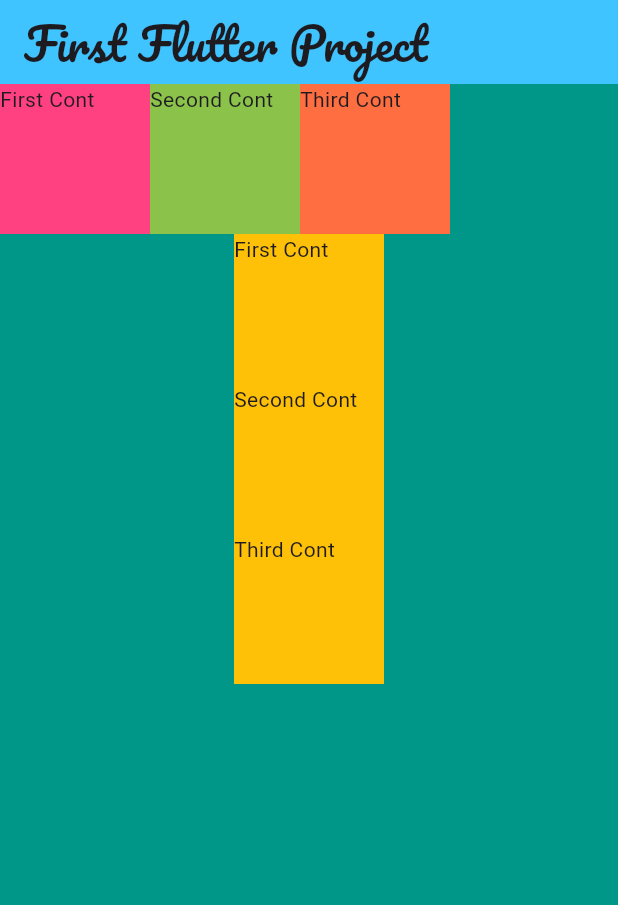
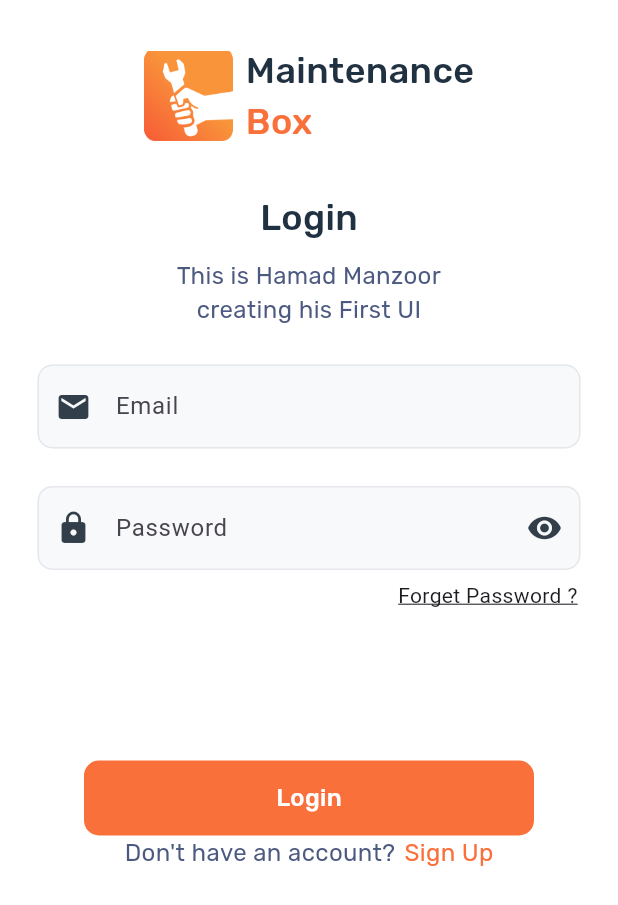
Before and after one commit to hamad112002/First_UI, a Flutter app: the screen it shows after launch, on a phone screen of 412 x 824 dp. Shown: the top 905 px of the screen. Run offline on Flutter 3.47's test engine with Material 3 defaults, Android fonts, the phone set to English and light mode, and no system bars.

Commit message:
first UI

```diff
--- a/analysis_options.yaml
+++ b/analysis_options.yaml
@@ -23,6 +23,6 @@ linter:
   rules:
     # avoid_print: false  # Uncomment to disable the `avoid_print` rule
     # prefer_single_quotes: true  # Uncomment to enable the `prefer_single_quotes` rule
-
+    prefer_const_constructors: false
 # Additional information about this file can be found at
 # https://dart.dev/guides/language/analysis-options
--- a/lib/main.dart
+++ b/lib/main.dart
@@ -1,70 +1,182 @@
 import 'package:flutter/material.dart';
 
 void main() {
-  runApp(MyApp());
+  runApp(const MyApp());
 }
 
 class MyApp extends StatelessWidget {
-  const MyApp({super.key});
+  const MyApp({Key? key}) : super(key: key);
 
+  // This widget is the root of your application.
   @override
   Widget build(BuildContext context) {
-    print('Hello world');
-    return MaterialApp(
+    return  MaterialApp(
+      debugShowCheckedModeBanner: false,
       home: Scaffold(
-        backgroundColor: Colors.teal,
-        appBar: AppBar(
-          backgroundColor: Colors.lightBlueAccent,
-          title:const Text("First Flutter Project ",style: TextStyle(fontSize: 30,fontFamily: 'Pacifo'),
+        backgroundColor: Colors.white,
+        body: SafeArea(
+          child: Column(
+            children: [
+              const SizedBox(height: 30),
+              const Row(
+                mainAxisAlignment: MainAxisAlignment.center,
+                crossAxisAlignment: CrossAxisAlignment.center,
+                children: [
+                 Image(
+                    height: 60,
+                    width: 60,
+                    image: AssetImage('images/logo.png'),
+                  ),
+                   SizedBox(width: 8),
+                   Column(
+                    crossAxisAlignment: CrossAxisAlignment.start,
+                    children: [
+                       Center(
+                        child: Text(
+                          "Maintenance",
+                          style: TextStyle(
+                            fontSize: 24,
+                            fontFamily: 'Rubik Medium',
+                            color: Color(0Xff203142),
                           ),
                         ),
-      body: Column(
+                      ),
+                       Center(
+                        child: Text(
+                          "Box",
+                          style: TextStyle(
+                            fontSize: 24,
+                            fontFamily: 'Rubik Medium',
+                            color: Color(0Xfff9703B),
+                          ),
+                        ),
+                      ),
+                    ],
+                  ),
+                ],
+              ),
+               const SizedBox(height: 30),
+              const Center(
+                child: Text(
+                  "Login",
+                  style: TextStyle(
+                    fontSize: 24,
+                    fontFamily: 'Rubik Medium',
+                    color: Color(0Xff203142),
+                  ),
+                ),
+              ),
+               const SizedBox(height: 10),
+              const Center(
+                child: Text(
+                  "This is Hamad Manzoor\ncreating his First UI",
+                  textAlign: TextAlign.center,
+                  style: TextStyle(
+                    fontSize: 16,
+                    fontFamily: 'Rubik Regular',
+                    color: Color(0Xff4C5980),
+                  ),
+                ),
+              ),
+              Padding(padding: EdgeInsets.only(right: 25,left:25,top: 25),
+                child: TextFormField(
+                    decoration: InputDecoration(
+                      hintText: 'Email',
+                      fillColor: Color(0XffF8F9FA),
+                      filled: true,
+                      prefixIcon: Icon(Icons.email,color: Color(0Xff323F4B),),
+                      focusedBorder: OutlineInputBorder(
+                        borderSide: BorderSide(color: Color(0XffE4E7EB)),
+                        borderRadius: BorderRadius.circular(10),
+                      ),
+                      enabledBorder: OutlineInputBorder(
+                        borderSide: BorderSide(color: Color(0XffE4E7EB)),
+                        borderRadius: BorderRadius.circular(10),
+                      ),
+                    ),
+                  ),
+              ),
+              Padding(
+                padding: EdgeInsets.only(right: 25,left:25,top: 25),
+                child: TextFormField(
+                  decoration: InputDecoration(
+                    hintText: 'Password',
+                    fillColor: Color(0XffF8F9FA),
+                    filled: true,
+                    prefixIcon: Icon(Icons.lock,color: Color(0Xff323F4B),),
+                    suffixIcon: Icon(Icons.remove_red_eye,color: Color(0Xff323F4B),),
+                    focusedBorder: OutlineInputBorder(
+                      borderSide: BorderSide(color: Color(0XffE4E7EB)),
+                      borderRadius: BorderRadius.circular(10),
 
-        children: [
-          Row(
-           children: [
-             Container(
-               child:  Text("First Cont"),
-               height: 100,
-               width: 100,
-               color:Colors.pinkAccent ,
                     ),
-             Container(
-               child:  Text("Second Cont"),
-               height: 100,
-               width: 100,
-               color:Colors.lightGreen ,
+                    enabledBorder: OutlineInputBorder(
+                      borderSide: BorderSide(color: Color(0XffE4E7EB)),
+                      borderRadius: BorderRadius.circular(10),
                     ),
-             Container(
-               child:  Text("Third Cont"),
-               height: 100,
-               width: 100,
-               color:Colors.deepOrangeAccent ,
-             ),
-      ]
-          ),
-          Container(
-            child:  Text("First Cont"),
-            height: 100,
-            width: 100,
-            color:Colors.amber ,
                   ),
 
-          Container(
-            child: Text("Second Cont"),
-            height: 100,
-            width: 100,
-            color:Colors.amber ,
+                ),
+              ),
+             const Padding(
+                padding: EdgeInsets.only(right: 27,top: 7),
+                child: Row(
+                  mainAxisAlignment: MainAxisAlignment.end,
+                  children: [
+                    Text('Forget Password ?',
+                    style: TextStyle(
+                      decoration: TextDecoration.underline,
+                    ),
                     ),
 
+                  ],
+                ),
+              ),
+              SizedBox(height: 100,),
               Container(
-
-            child: Text("Third Cont"),
-            height: 100,
-            width: 100,
-            color:Colors.amber ,
+                height: 50,
+                width: 300,
+                decoration: BoxDecoration(
+                  color: Color(0Xfff9703B),
+                  borderRadius: BorderRadius.circular(10),
+                ),
+                child: Center(
+                  child: Text(
+                    "Login",
+                    style: TextStyle(
+                      fontSize: 16,
+                      fontFamily: 'Rubik Medium',
+                      color: Colors.white,
+                    ),
+                  ),
+                ),
+              ),
+              const Row(
+            mainAxisAlignment: MainAxisAlignment.center,
+            children: [
+              Text(
+                "Don't have an account?",
+                textAlign: TextAlign.center,
+                style: TextStyle(
+                  fontSize: 16,
+                  fontFamily: 'Rubik Regular',
+                  color: Color(0Xff4C5980),
+                ),
+              ),
+              SizedBox(width: 6),
+              Text(
+                "Sign Up",
+                textAlign: TextAlign.center,
+                style: TextStyle(
+                  fontSize: 16,
+                  fontFamily: 'Rubik Regular',
+                  color: Color(0Xfff9703B),
+                ),
               ),
             ],
+          )
+        ],
+          ),
         ),
       ),
     );
```
Also changed, not shown: pubspec.yaml (+6 -4 lines), fonts/rubik_medium.ttf (added), fonts/rubik_regular.ttf (added), images/logo.png (added). Lines whose indentation alone changed are shown as unchanged.
